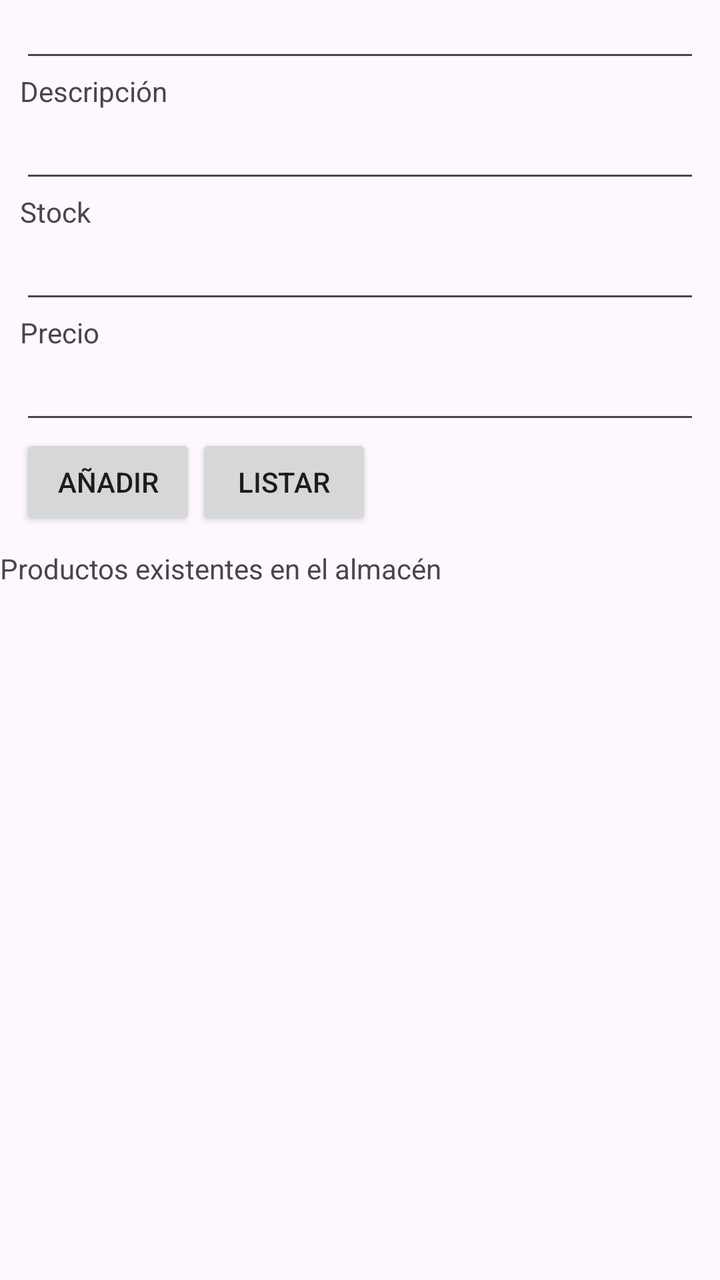
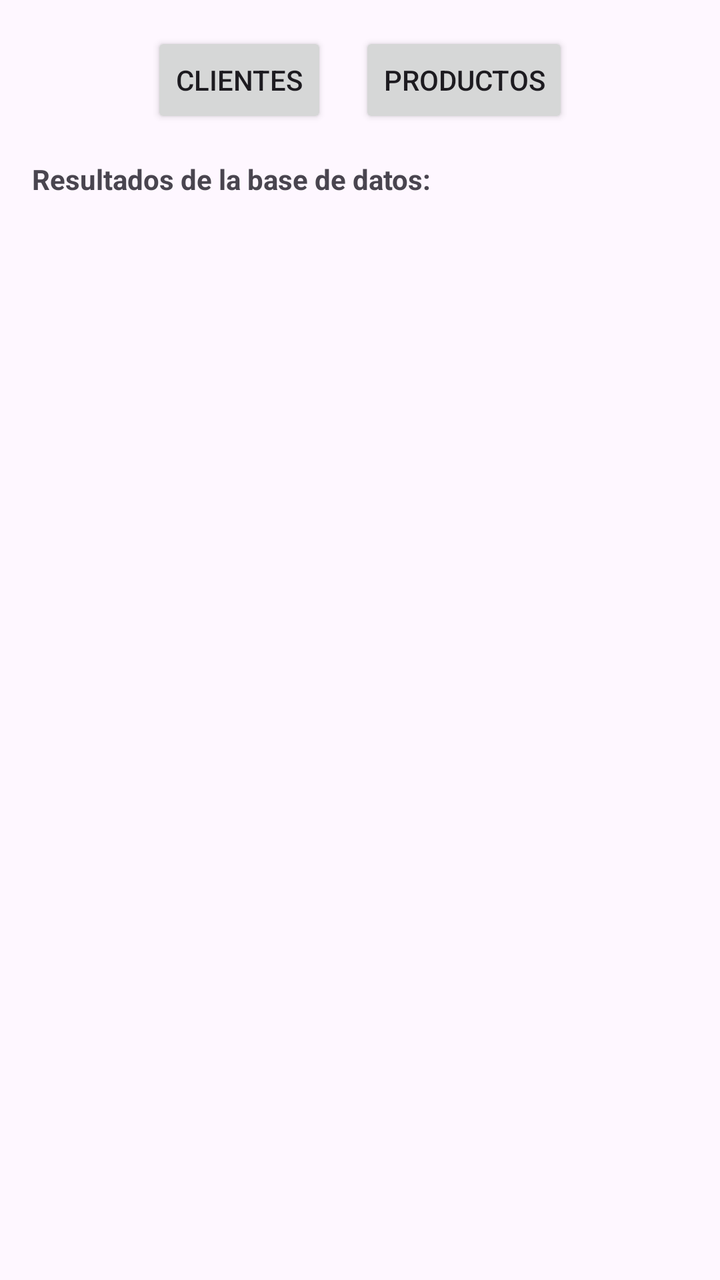

Screens rendered from an Android XML layout before and after an edit, with the pre-edit source and the edit as a unified diff.
<!-- AndroidManifest.xml: application theme Theme.Tienda -->
<!-- res/layout/activity_main.xml -->
<?xml version="1.0" encoding="utf-8"?>
<androidx.constraintlayout.widget.ConstraintLayout xmlns:android="http://schemas.android.com/apk/res/android"
    xmlns:app="http://schemas.android.com/apk/res-auto"
    xmlns:tools="http://schemas.android.com/tools"
    android:id="@+id/main"
    android:layout_width="match_parent"
    android:layout_height="match_parent"
    tools:context=".MainActivity">

    <LinearLayout
        android:id="@+id/llForm"
        android:layout_width="match_parent"
        android:layout_height="wrap_content"
        android:layout_margin="10dp"
        app:layout_constraintBottom_toTopOf="@id/llList"
        app:layout_constraintEnd_toEndOf="parent"
        app:layout_constraintStart_toStartOf="parent"
        app:layout_constraintTop_toTopOf="parent"
        android:orientation="vertical">
        <TextView
            android:layout_width="wrap_content"
            android:layout_height="wrap_content"
            android:text="Introduzca datos del producto"
             />
        <TextView
            android:layout_width="wrap_content"
            android:layout_height="wrap_content"
            android:text="Código"
            />
        <EditText
            android:id="@+id/etCodProducto"
            android:layout_width="match_parent"
            android:layout_height="wrap_content" />
        <TextView
            android:layout_width="wrap_content"
            android:layout_height="wrap_content"
            android:text="Descripción"
             />
        <EditText
            android:id="@+id/etDescProducto"
            android:layout_width="match_parent"
            android:layout_height="wrap_content" />
        <TextView
            android:layout_width="wrap_content"
            android:layout_height="wrap_content"
            android:text="Stock"
             />
        <EditText
            android:id="@+id/etStockProducto"
            android:ems="10"
            android:inputType="number"
            android:layout_width="match_parent"
            android:layout_height="wrap_content" />
        <TextView
            android:layout_width="wrap_content"
            android:layout_height="wrap_content"

            android:text="Precio"
             />
        <EditText
            android:id="@+id/etPrecio"
            android:ems="10"
            android:inputType="numberDecimal"
            android:layout_width="match_parent"
            android:layout_height="wrap_content" />
        <LinearLayout
            android:layout_width="wrap_content"
            android:layout_height="wrap_content"
            android:orientation="horizontal">
            <Button
            android:id="@+id/buAddProducto"
            android:layout_width="wrap_content"
            android:layout_height="wrap_content"
            android:text="Añadir"
            android:onClick="addProduct"/>
            <Button
                android:id="@+id/buListarProducto"
                android:layout_width="wrap_content"
                android:layout_height="wrap_content"
                android:text="Listar"
                android:onClick="listProduct"/>
        </LinearLayout>

    </LinearLayout>

    <LinearLayout
        android:id="@+id/llList"
        android:layout_width="match_parent"
        android:layout_height="wrap_content"
        android:orientation="vertical"
        app:layout_constraintBottom_toBottomOf="parent"
        app:layout_constraintEnd_toEndOf="parent"
        app:layout_constraintStart_toStartOf="parent"
        app:layout_constraintTop_toBottomOf="@id/llForm">
        <TextView
            android:layout_width="wrap_content"
            android:layout_height="wrap_content"
            android:text="Productos existentes en el almacén"/>
        <ListView
            android:id="@+id/listaProductos"
            android:layout_width="match_parent"
            android:layout_height="400dp"
            android:text=""
             />
    </LinearLayout>


</androidx.constraintlayout.widget.ConstraintLayout>
<!-- resources referenced by this layout -->
<resources>
  <style name="Theme.Tienda" parent="Base.Theme.Tienda" />
  <style name="Base.Theme.Tienda" parent="Theme.Material3.DayNight.NoActionBar">
          
          
      </style>
</resources>

<!-- the commit's change to res/layout/activity_main.xml (unified diff, before → after) -->
@@ -1,108 +1,44 @@
 <?xml version="1.0" encoding="utf-8"?>
-<androidx.constraintlayout.widget.ConstraintLayout xmlns:android="http://schemas.android.com/apk/res/android"
-    xmlns:app="http://schemas.android.com/apk/res-auto"
-    xmlns:tools="http://schemas.android.com/tools"
+<LinearLayout xmlns:android="http://schemas.android.com/apk/res/android"
     android:id="@+id/main"
     android:layout_width="match_parent"
     android:layout_height="match_parent"
-    tools:context=".MainActivity">
+    android:orientation="vertical"
+    android:padding="16dp">
 
     <LinearLayout
-        android:id="@+id/llForm"
         android:layout_width="match_parent"
         android:layout_height="wrap_content"
-        android:layout_margin="10dp"
-        app:layout_constraintBottom_toTopOf="@id/llList"
-        app:layout_constraintEnd_toEndOf="parent"
-        app:layout_constraintStart_toStartOf="parent"
-        app:layout_constraintTop_toTopOf="parent"
-        android:orientation="vertical">
-        <TextView
+        android:orientation="horizontal"
+        android:gravity="center">
+
+        <Button
+            android:id="@+id/buListarClientes"
             android:layout_width="wrap_content"
             android:layout_height="wrap_content"
-            android:text="Introduzca datos del producto"
-             />
-        <TextView
+            android:layout_marginEnd="16dp"
+            android:text="Clientes"
+            android:onClick="onClickClientes"/>
+
+        <Button
+            android:id="@+id/buListarProductos"
             android:layout_width="wrap_content"
             android:layout_height="wrap_content"
-            android:text="Código"
-            />
-        <EditText
-            android:id="@+id/etCodProducto"
-            android:layout_width="match_parent"
-            android:layout_height="wrap_content" />
-        <TextView
-            android:layout_width="wrap_content"
-            android:layout_height="wrap_content"
-            android:text="Descripción"
-             />
-        <EditText
-            android:id="@+id/etDescProducto"
-            android:layout_width="match_parent"
-            android:layout_height="wrap_content" />
-        <TextView
-            android:layout_width="wrap_content"
-            android:layout_height="wrap_content"
-            android:text="Stock"
-             />
-        <EditText
-            android:id="@+id/etStockProducto"
-            android:ems="10"
-            android:inputType="number"
-            android:layout_width="match_parent"
-            android:layout_height="wrap_content" />
-        <TextView
-            android:layout_width="wrap_content"
-            android:layout_height="wrap_content"
-
-            android:text="Precio"
-             />
-        <EditText
-            android:id="@+id/etPrecio"
-            android:ems="10"
-            android:inputType="numberDecimal"
-            android:layout_width="match_parent"
-            android:layout_height="wrap_content" />
-        <LinearLayout
-            android:layout_width="wrap_content"
-            android:layout_height="wrap_content"
-            android:orientation="horizontal">
-            <Button
-            android:id="@+id/buAddProducto"
-            android:layout_width="wrap_content"
-            android:layout_height="wrap_content"
-            android:text="Añadir"
-            android:onClick="addProduct"/>
-            <Button
-                android:id="@+id/buListarProducto"
-                android:layout_width="wrap_content"
-                android:layout_height="wrap_content"
-                android:text="Listar"
-                android:onClick="listProduct"/>
-        </LinearLayout>
-
+            android:text="Productos"
+            android:onClick="onClickProductos"/>
     </LinearLayout>
 
-    <LinearLayout
-        android:id="@+id/llList"
+    <TextView
+        android:layout_width="wrap_content"
+        android:layout_height="wrap_content"
+        android:layout_marginTop="16dp"
+        android:text="Resultados de la base de datos:"
+        android:textStyle="bold"/>
+
+    <ListView
+        android:id="@+id/listaResultados"
         android:layout_width="match_parent"
-        android:layout_height="wrap_content"
-        android:orientation="vertical"
-        app:layout_constraintBottom_toBottomOf="parent"
-        app:layout_constraintEnd_toEndOf="parent"
-        app:layout_constraintStart_toStartOf="parent"
-        app:layout_constraintTop_toBottomOf="@id/llForm">
-        <TextView
-            android:layout_width="wrap_content"
-            android:layout_height="wrap_content"
-            android:text="Productos existentes en el almacén"/>
-        <ListView
-            android:id="@+id/listaProductos"
-            android:layout_width="match_parent"
-            android:layout_height="400dp"
-            android:text=""
-             />
-    </LinearLayout>
+        android:layout_height="match_parent"
+        android:layout_marginTop="8dp" />
 
-
-</androidx.constraintlayout.widget.ConstraintLayout>
+</LinearLayout>
